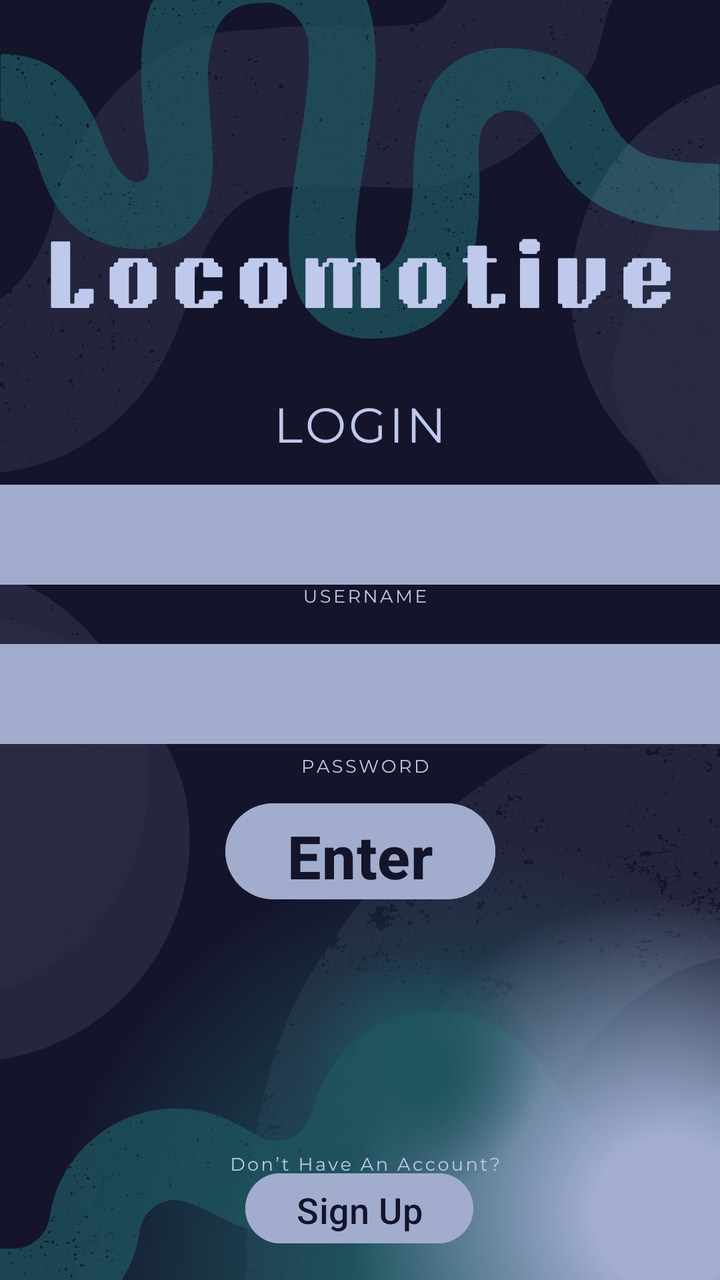
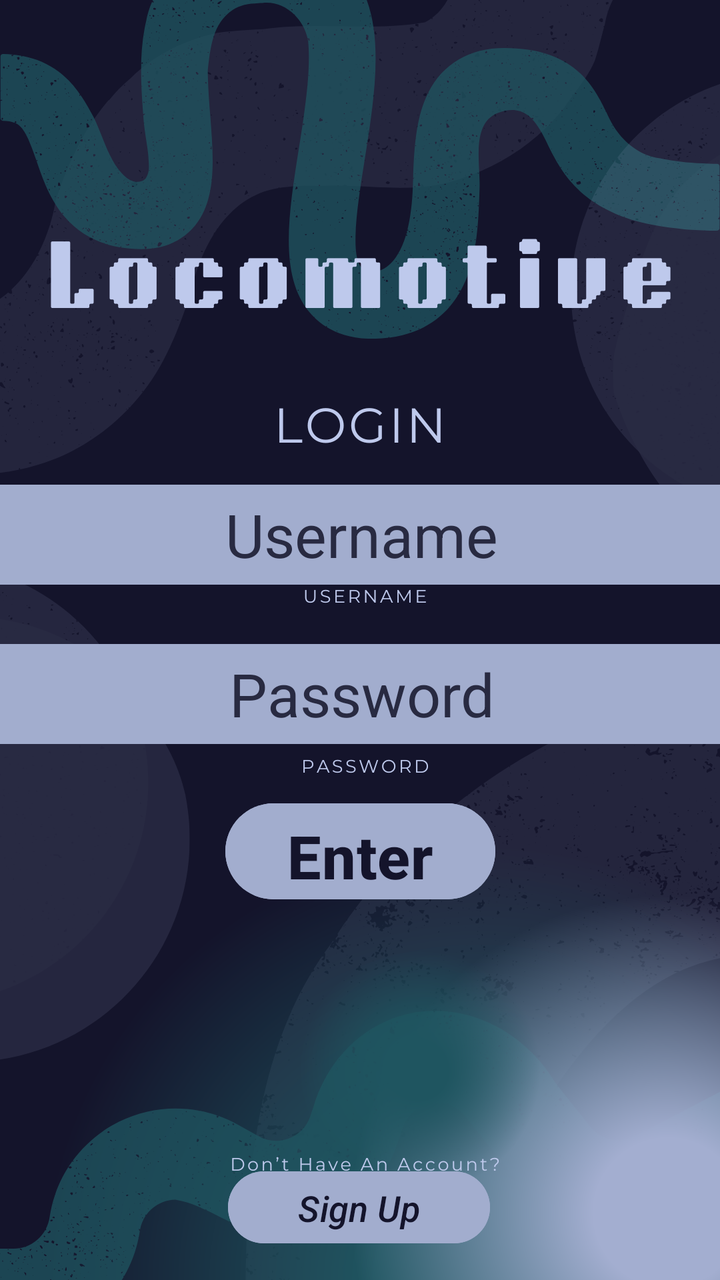

Before-and-after screenshots of an Android layout around one commit, followed by the original layout XML and the change that was made.
<!-- AndroidManifest.xml: application theme Theme.Locomotive -->
<!-- res/layout/activity_login.xml -->
<?xml version="1.0" encoding="utf-8"?>

<androidx.constraintlayout.widget.ConstraintLayout xmlns:android="http://schemas.android.com/apk/res/android"
    xmlns:app="http://schemas.android.com/apk/res-auto"
    xmlns:tools="http://schemas.android.com/tools"
    android:layout_width="match_parent"
    android:layout_height="match_parent"
    android:id="@+id/login"
    tools:context=".LoginActivity"
    android:background="@drawable/login_background">

    

    <Button
        android:id="@+id/loginButton"
        android:layout_width="135dp"
        android:layout_height="56dp"
        android:layout_gravity="center"
        android:backgroundTint="#A2ADCE"
        android:text="Enter"
        android:textColor="#14142B"
        android:textSize="30sp"
        android:textStyle="bold"
        app:layout_constraintBottom_toBottomOf="parent"
        app:layout_constraintEnd_toEndOf="parent"
        app:layout_constraintStart_toStartOf="parent"
        app:layout_constraintTop_toTopOf="parent"
        app:layout_constraintVertical_bias="0.681" />

    <Button
        android:id="@+id/SignupButton"
        android:layout_width="114dp"
        android:layout_height="43dp"
        android:layout_gravity="center"
        android:backgroundTint="#A2ADCE"
        android:text="Sign Up"
        android:textColor="#14142B"
        android:textSize="18sp"
        app:layout_constraintBottom_toBottomOf="parent"
        app:layout_constraintEnd_toEndOf="parent"
        app:layout_constraintHorizontal_bias="0.498"
        app:layout_constraintStart_toStartOf="parent"
        app:layout_constraintTop_toTopOf="parent"
        app:layout_constraintVertical_bias="0.976" />

    

    <EditText
        android:id="@+id/UsernameTextEntry"
        android:layout_width="362dp"
        android:layout_height="50dp"
        android:background="#A2ADCE"
        android:gravity="center"
        android:textColor="#14142B"
        android:textSize="30sp"
        app:layout_constraintBottom_toBottomOf="parent"
        app:layout_constraintEnd_toEndOf="parent"
        app:layout_constraintHorizontal_bias="0.489"
        app:layout_constraintStart_toStartOf="parent"
        app:layout_constraintTop_toTopOf="parent"
        app:layout_constraintVertical_bias="0.411" />

    <EditText
        android:id="@+id/PasswordTextEntry"
        android:layout_width="362dp"
        android:layout_height="50dp"
        android:background="#A2ADCE"
        android:gravity="center"
        android:textColor="#14142B"
        android:textSize="30sp"
        app:layout_constraintBottom_toBottomOf="parent"
        app:layout_constraintEnd_toEndOf="parent"
        app:layout_constraintHorizontal_bias="0.489"
        app:layout_constraintStart_toStartOf="parent"
        app:layout_constraintTop_toTopOf="parent"
        app:layout_constraintVertical_bias="0.546" />

</androidx.constraintlayout.widget.ConstraintLayout>
<!-- resources referenced by this layout -->
<resources>
  <!-- drawable login_background: png bitmap (drawable, 339864 bytes) -->
  <style name="Theme.Locomotive" parent="Base.Theme.Locomotive" />
  <style name="Base.Theme.Locomotive" parent="Theme.Material3.DayNight.NoActionBar">
          
          
      </style>
</resources>

<!-- the commit's change to res/layout/activity_login.xml (unified diff, before → after) -->
@@ -29,13 +29,14 @@
 
     <Button
         android:id="@+id/SignupButton"
-        android:layout_width="114dp"
-        android:layout_height="43dp"
+        android:layout_width="131dp"
+        android:layout_height="44dp"
         android:layout_gravity="center"
         android:backgroundTint="#A2ADCE"
         android:text="Sign Up"
         android:textColor="#14142B"
         android:textSize="18sp"
+        android:textStyle="italic"
         app:layout_constraintBottom_toBottomOf="parent"
         app:layout_constraintEnd_toEndOf="parent"
         app:layout_constraintHorizontal_bias="0.498"
@@ -51,7 +52,9 @@
         android:layout_height="50dp"
         android:background="#A2ADCE"
         android:gravity="center"
+        android:hint="Username"
         android:textColor="#14142B"
+        android:textColorHint="#282A41"
         android:textSize="30sp"
         app:layout_constraintBottom_toBottomOf="parent"
         app:layout_constraintEnd_toEndOf="parent"
@@ -66,7 +69,9 @@
         android:layout_height="50dp"
         android:background="#A2ADCE"
         android:gravity="center"
+        android:hint="Password"
         android:textColor="#14142B"
+        android:textColorHint="#282A41"
         android:textSize="30sp"
         app:layout_constraintBottom_toBottomOf="parent"
         app:layout_constraintEnd_toEndOf="parent"
